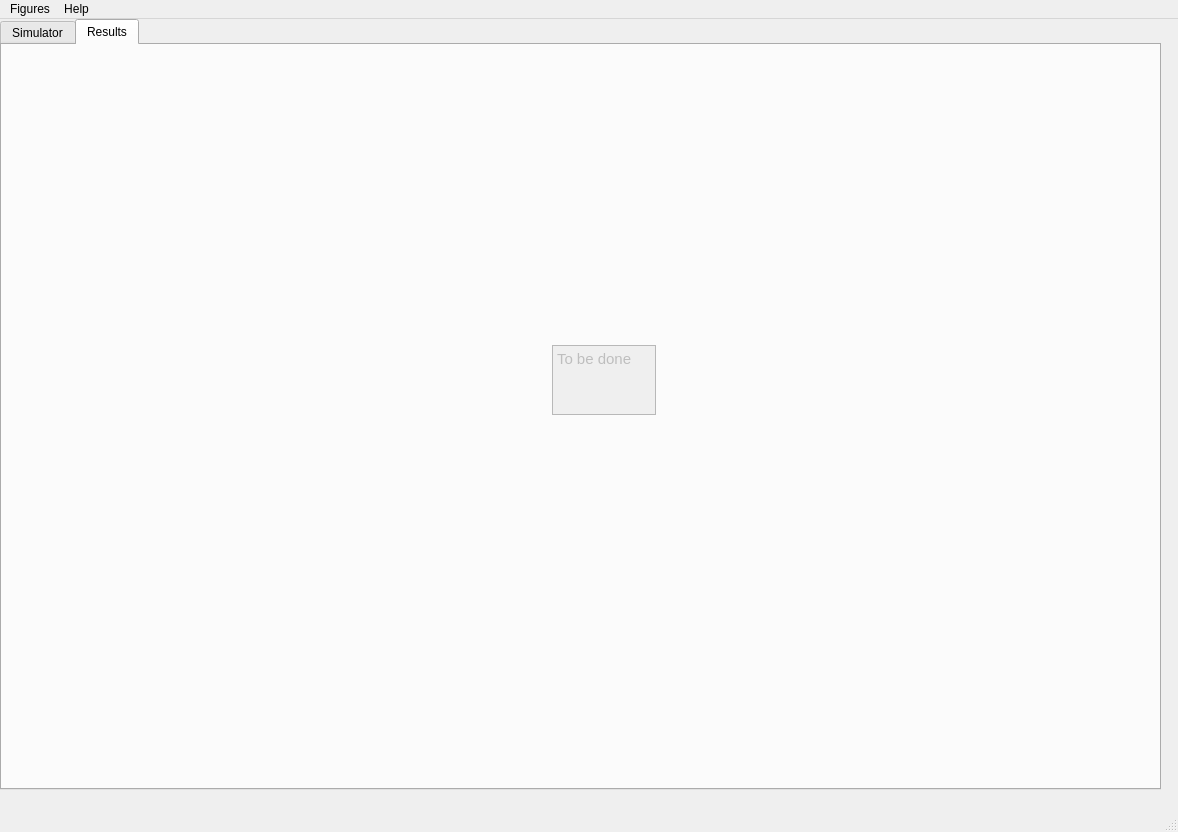
Old version of the form ui/simulator.ui in the repository 6G-XTREME/PoF_Simulator.
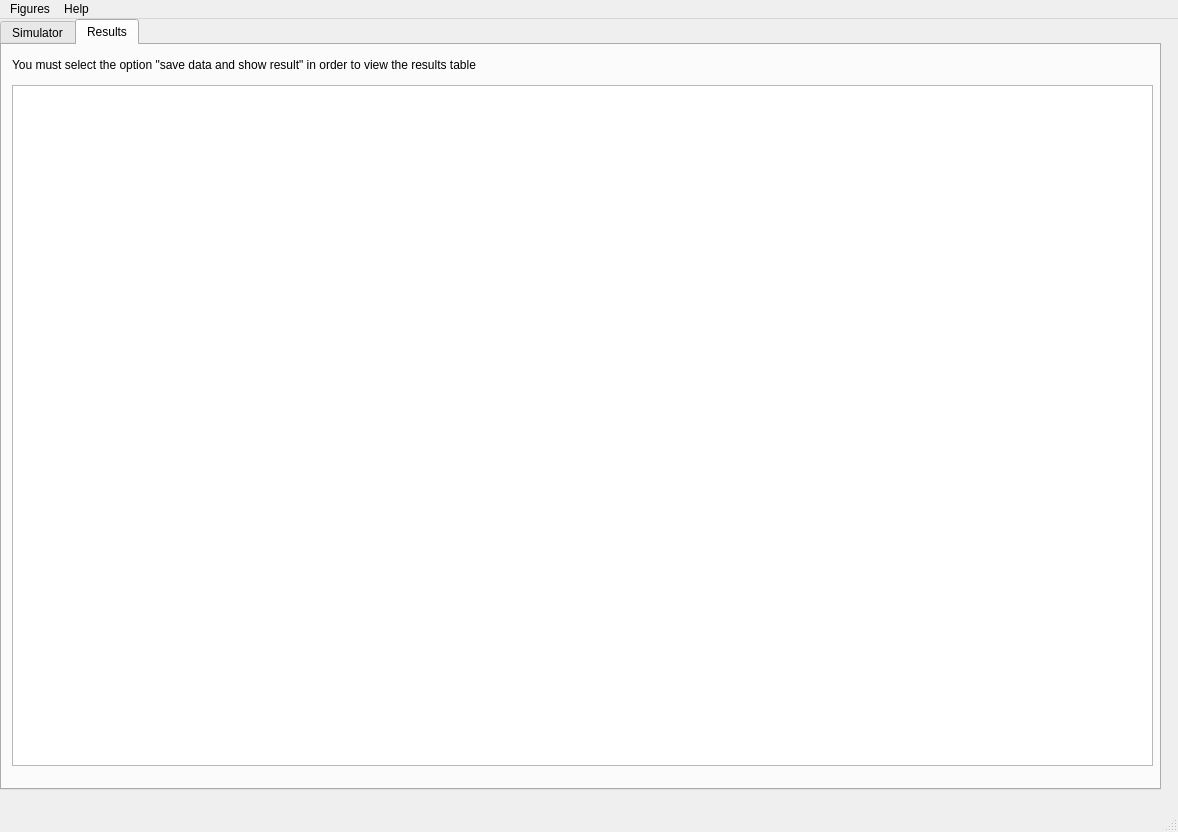
New version of the form. The open tabs and pages were chosen to show the change.

Commit message: Add table results & more actions to UI

```diff
--- a/ui/simulator.ui
+++ b/ui/simulator.ui
@@ -1129,24 +1129,27 @@
      <attribute name="title">
       <string>Results</string>
      </attribute>
-     <widget class="QTextEdit" name="textEdit">
-      <property name="enabled">
-       <bool>false</bool>
+     <widget class="QTableWidget" name="table_csv">
+      <property name="geometry">
+       <rect>
+        <x>10</x>
+        <y>40</y>
+        <width>1141</width>
+        <height>681</height>
+       </rect>
       </property>
+     </widget>
+     <widget class="QLabel" name="results_msg">
       <property name="geometry">
        <rect>
-        <x>550</x>
-        <y>300</y>
-        <width>104</width>
-        <height>70</height>
+        <x>10</x>
+        <y>10</y>
+        <width>1131</width>
+        <height>19</height>
        </rect>
       </property>
-      <property name="html">
-       <string>&lt;!DOCTYPE HTML PUBLIC &quot;-//W3C//DTD HTML 4.0//EN&quot; &quot;http://www.w3.org/TR/REC-html40/strict.dtd&quot;&gt;
-&lt;html&gt;&lt;head&gt;&lt;meta name=&quot;qrichtext&quot; content=&quot;1&quot; /&gt;&lt;style type=&quot;text/css&quot;&gt;
-p, li { white-space: pre-wrap; }
-&lt;/style&gt;&lt;/head&gt;&lt;body style=&quot; font-family:'Cantarell'; font-size:11pt; font-weight:400; font-style:normal;&quot;&gt;
-&lt;p style=&quot; margin-top:0px; margin-bottom:0px; margin-left:0px; margin-right:0px; -qt-block-indent:0; text-indent:0px;&quot;&gt;To be done&lt;/p&gt;&lt;/body&gt;&lt;/html&gt;</string>
+      <property name="text">
+       <string>You must select the option &quot;save data and show result&quot; in order to view the results table</string>
       </property>
      </widget>
     </widget>
```
Left out of the diff: 8 changed lines with no effect on the pictures. The commit also changes 2 other files.
